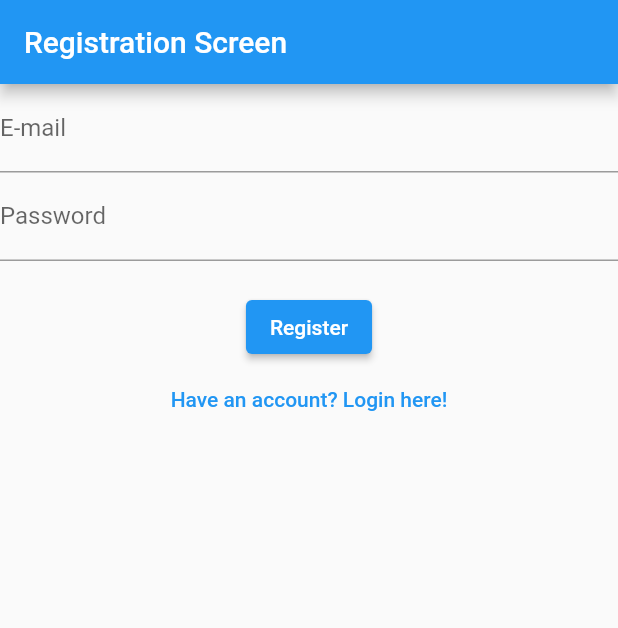
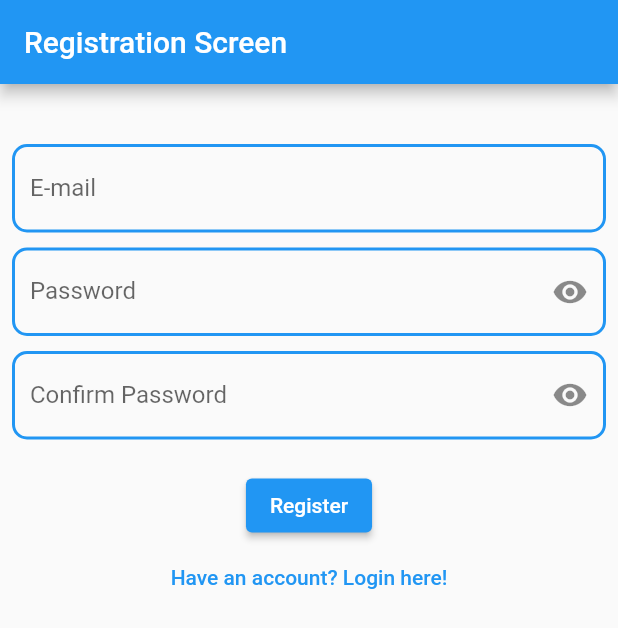
Before and after one commit to partho-debnath/flutter-online-book-shop, a Flutter app: the screen it shows after launch, after a tap on "Not register yet? Registrer here!", on a phone screen of 412 x 824 dp. Shown: the top 628 px of the screen. Run offline on Flutter 3.47's test engine with Material 2 defaults, Android fonts, the phone set to English and light mode, and no system bars; our stand-ins replace firebase_auth, firebase_core; accounts and stored records are empty.

Commit message:
add some new design

```diff
--- a/lib/main.dart
+++ b/lib/main.dart
@@ -40,6 +40,30 @@ class MyApp extends StatelessWidget {
         title: 'Flutter Demo',
         theme: ThemeData(
           primarySwatch: Colors.blue,
+          inputDecorationTheme: InputDecorationTheme(
+            enabledBorder: OutlineInputBorder(
+              borderSide: const BorderSide(color: Colors.blue, width: 2),
+              borderRadius: BorderRadius.circular(10.0),
+            ),
+            focusedBorder: OutlineInputBorder(
+              borderSide: const BorderSide(color: Colors.blue, width: 2),
+              borderRadius: BorderRadius.circular(10.0),
+            ),
+            errorBorder: OutlineInputBorder(
+              borderSide: const BorderSide(
+                color: Colors.red,
+                width: 2,
+              ),
+              borderRadius: BorderRadius.circular(10),
+            ),
+            focusedErrorBorder: OutlineInputBorder(
+              borderSide: const BorderSide(
+                color: Colors.red,
+                width: 2,
+              ),
+              borderRadius: BorderRadius.circular(10),
+            ),
+          ),
         ),
         initialRoute: HomeScreen.routeName,
         routes: {
--- a/lib/screens/login_screen.dart
+++ b/lib/screens/login_screen.dart
@@ -16,6 +16,7 @@ class _LoginScreenState extends State<LoginScreen> {
   late final TextEditingController _emailController;
   late final TextEditingController _passwordController;
   bool _userNotFound = false;
+  bool _isPasswordHide = true;
 
   @override
   void initState() {
@@ -66,8 +67,17 @@ class _LoginScreenState extends State<LoginScreen> {
       appBar: AppBar(
         title: const Text('Login Screen'),
       ),
-      body: Column(
+      body: Padding(
+        padding: const EdgeInsets.all(8.0),
+        child: SingleChildScrollView(
+          child: Column(
             children: [
+              const Chip(
+                label: Text('Online Book Ordering System'),
+              ),
+              const SizedBox(
+                height: 20,
+              ),
               TextField(
                 controller: _emailController,
                 keyboardType: TextInputType.emailAddress,
@@ -76,11 +86,23 @@ class _LoginScreenState extends State<LoginScreen> {
                   hintText: 'Email',
                 ),
               ),
+              const SizedBox(
+                height: 10,
+              ),
               TextField(
                 controller: _passwordController,
-
-            // obscureText: true,
+                obscureText: _isPasswordHide,
                 decoration: InputDecoration(
+                  suffixIcon: IconButton(
+                    icon: Icon(_isPasswordHide == false
+                        ? Icons.visibility_off
+                        : Icons.visibility),
+                    onPressed: () {
+                      setState(() {
+                        _isPasswordHide = !_isPasswordHide;
+                      });
+                    },
+                  ),
                   label: const Text('Password'),
                   hintText: 'Password',
                   errorText: _userNotFound == false
@@ -111,20 +133,16 @@ class _LoginScreenState extends State<LoginScreen> {
                       }
                     } on FirebaseAuthException catch (e) {
                       if (e.code == 'user-not-found') {
-                    await showErrorDialog(
-                      context,
-                      'User not found!',
-                    ); // for testing
                         debugPrint('User Not Found');
                         setState(() {
                           _userNotFound = true;
                         });
                       } else if (e.code == 'wrong-password') {
                         debugPrint('User Password is Wrong.');
-                    await showErrorDialog(
-                      context,
-                      'Wrong credentials!',
-                    ); // for testing
+                        // await showErrorDialog(
+                        //   context,
+                        //   'Wrong credentials!',
+                        // ); // for testing
                         setState(() {
                           _userNotFound = true;
                         });
@@ -150,6 +168,8 @@ class _LoginScreenState extends State<LoginScreen> {
               )
             ],
           ),
+        ),
+      ),
     );
   }
 }
--- a/lib/screens/product_details_screen.dart
+++ b/lib/screens/product_details_screen.dart
@@ -25,17 +25,6 @@ class ProductDetailsScreen extends StatelessWidget {
       body: SingleChildScrollView(
         child: Column(
           children: <Widget>[
-            SizedBox(
-              height: 300,
-              width: double.infinity,
-              child: Image.network(
-                selectedProduct.imageUrl,
-                fit: BoxFit.fitHeight,
-              ),
-            ),
-            const SizedBox(
-              height: 10,
-            ),
             Container(
               margin: const EdgeInsets.all(8.0),
               padding: const EdgeInsets.all(8.0),
@@ -131,7 +120,18 @@ class ProductDetailsScreen extends StatelessWidget {
                 ),
                 textAlign: TextAlign.center,
               ),
-            )
+            ),
+            SizedBox(
+              height: 300,
+              width: double.infinity,
+              child: Image.network(
+                selectedProduct.imageUrl,
+                fit: BoxFit.fitHeight,
+              ),
+            ),
+            const SizedBox(
+              height: 10,
+            ),
           ],
         ),
       ),
--- a/lib/screens/product_overview_screen.dart
+++ b/lib/screens/product_overview_screen.dart
@@ -79,7 +79,7 @@ class _NotesScreenState extends State<NotesScreen> {
     var productProvider = Provider.of<ProductsProvider>(context, listen: false);
     return Scaffold(
       appBar: AppBar(
-        title: const Text('Main UI'),
+        title: const Text('Online Book Order'),
         actions: <Widget>[
           Consumer<Cart>(
             builder: (cntxt, cartData, ch) => MyBadge(
--- a/lib/screens/registration_screen.dart
+++ b/lib/screens/registration_screen.dart
@@ -14,11 +14,16 @@ class RegistrationScreen extends StatefulWidget {
 class _RegistrationScreenState extends State<RegistrationScreen> {
   late final TextEditingController _emailController;
   late final TextEditingController _passwordController;
+  late final TextEditingController _confirmPasswordController;
+  bool _isPasswordHide = true;
+  bool _isConfirmPasswordHide = true;
+  bool _passwordNotMatch = false;
 
   @override
   void initState() {
     _emailController = TextEditingController();
     _passwordController = TextEditingController();
+    _confirmPasswordController = TextEditingController();
 
     super.initState();
   }
@@ -44,8 +49,14 @@ class _RegistrationScreenState extends State<RegistrationScreen> {
       appBar: AppBar(
         title: const Text('Registration Screen'),
       ),
-      body: Column(
+      body: Padding(
+        padding: const EdgeInsets.symmetric(horizontal: 8.0, vertical: 30),
+        child: SingleChildScrollView(
+          child: Column(
             children: [
+              const SizedBox(
+                height: 10,
+              ),
               TextField(
                 controller: _emailController,
                 keyboardType: TextInputType.emailAddress,
@@ -54,13 +65,51 @@ class _RegistrationScreenState extends State<RegistrationScreen> {
                   hintText: 'Email',
                 ),
               ),
+              const SizedBox(
+                height: 10,
+              ),
               TextField(
                 controller: _passwordController,
-            // obscureText: true,
-            decoration: const InputDecoration(
-              label: Text('Password'),
+                obscureText: _isPasswordHide,
+                decoration: InputDecoration(
+                  label: const Text('Password'),
                   hintText: 'Password',
+                  errorText:
+                      _passwordNotMatch == false ? null : 'Password not Match.',
+                  suffixIcon: IconButton(
+                    onPressed: () {
+                      setState(() {
+                        _isPasswordHide = !_isPasswordHide;
+                      });
+                    },
+                    icon: Icon(_isPasswordHide == false
+                        ? Icons.visibility_off
+                        : Icons.visibility),
                   ),
+                ),
+              ),
+              const SizedBox(
+                height: 10,
+              ),
+              TextField(
+                controller: _confirmPasswordController,
+                obscureText: _isConfirmPasswordHide,
+                decoration: InputDecoration(
+                    suffixIcon: IconButton(
+                      icon: Icon(_isConfirmPasswordHide == false
+                          ? Icons.visibility_off
+                          : Icons.visibility),
+                      onPressed: () {
+                        setState(() {
+                          _isConfirmPasswordHide = !_isConfirmPasswordHide;
+                        });
+                      },
+                    ),
+                    label: const Text('Confirm Password'),
+                    hintText: 'Confirm Password',
+                    errorText: _passwordNotMatch == false
+                        ? null
+                        : 'Password not Match.'),
               ),
               const SizedBox(
                 height: 20,
@@ -69,10 +118,18 @@ class _RegistrationScreenState extends State<RegistrationScreen> {
                 onPressed: () async {
                   final email = _emailController.text;
                   final password = _passwordController.text;
+                  final confirmPassword = _confirmPasswordController.text;
+                  if (password != confirmPassword) {
+                    setState(() {
+                      _passwordNotMatch = true;
+                    });
+                    return;
+                  }
                   if (email.length > 5 || password.length > 5) {
                     debugPrint('Register ok---------');
                     try {
-                  await FirebaseAuth.instance.createUserWithEmailAndPassword(
+                      await FirebaseAuth.instance
+                          .createUserWithEmailAndPassword(
                               email: email, password: password);
                     } on FirebaseAuthException catch (e) {
                       if (e.code == 'weak-password') {
@@ -93,6 +150,8 @@ class _RegistrationScreenState extends State<RegistrationScreen> {
               )
             ],
           ),
+        ),
+      ),
     );
   }
 }
```
Also changed, not shown: 1 other file. Lines whose indentation alone changed are shown as unchanged.
